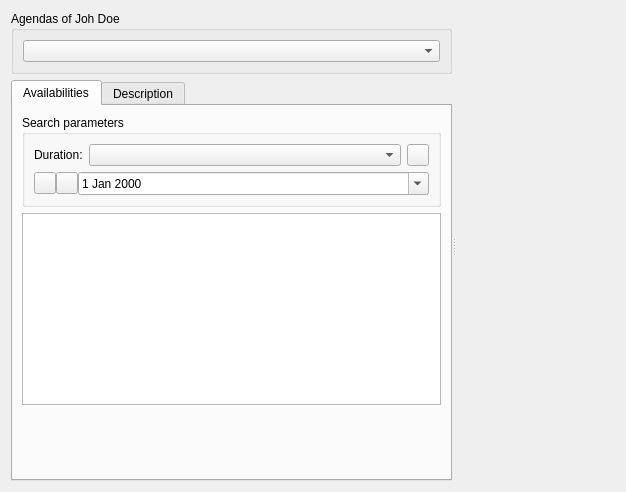
FreeHealth/freehealth, file plugins/agendaplugin/usercalendarviewer.ui: the form before one commit.
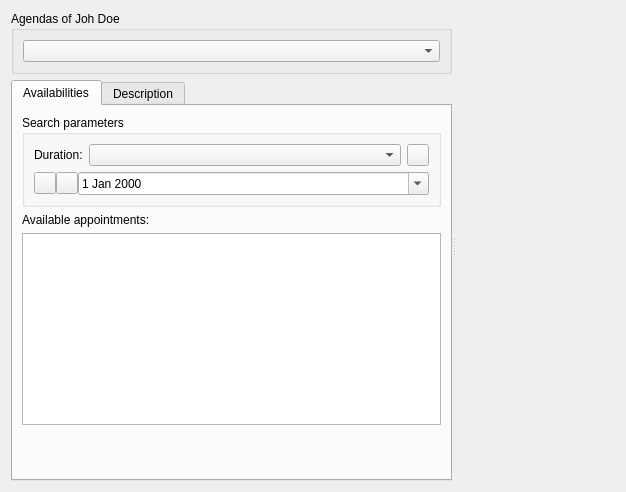
The form after the commit. Custom widgets are drawn as their Qt base class.

Commit message: fix wrong availabilities recalculation + Label for better understanding

```diff
--- a/plugins/agendaplugin/usercalendarviewer.ui
+++ b/plugins/agendaplugin/usercalendarviewer.ui
@@ -173,6 +173,13 @@
              </layout>
             </widget>
            </item>
+           <item row="1" column="0" colspan="4">
+            <widget class="QLabel" name="label">
+             <property name="text">
+              <string>Available appointments:</string>
+             </property>
+            </widget>
+           </item>
           </layout>
          </widget>
          <widget class="QWidget" name="descriptionTab">
```
The commit also changes 1 other file.
